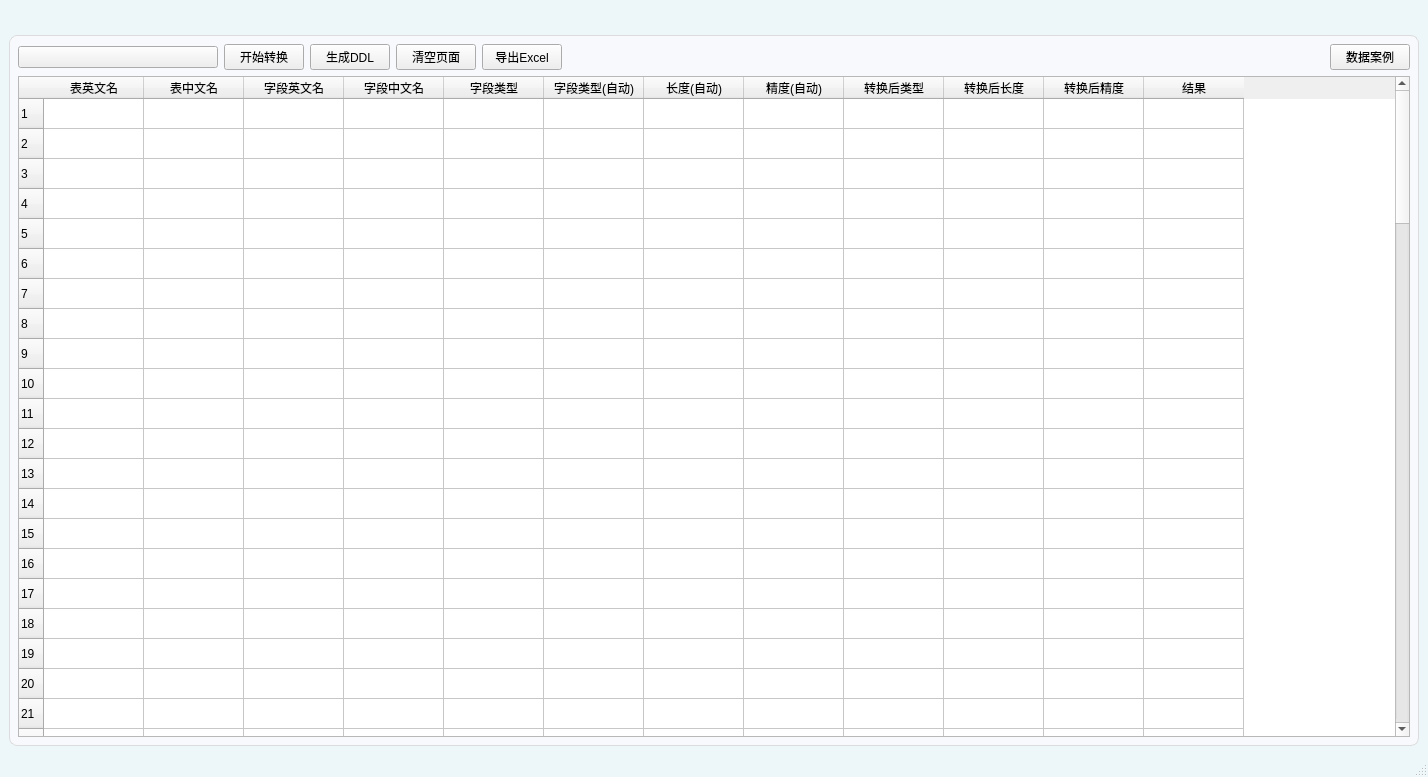
Qt form 表结构转换/TableTransUI.ui (lj786824023/ljz-tools) before a commit.
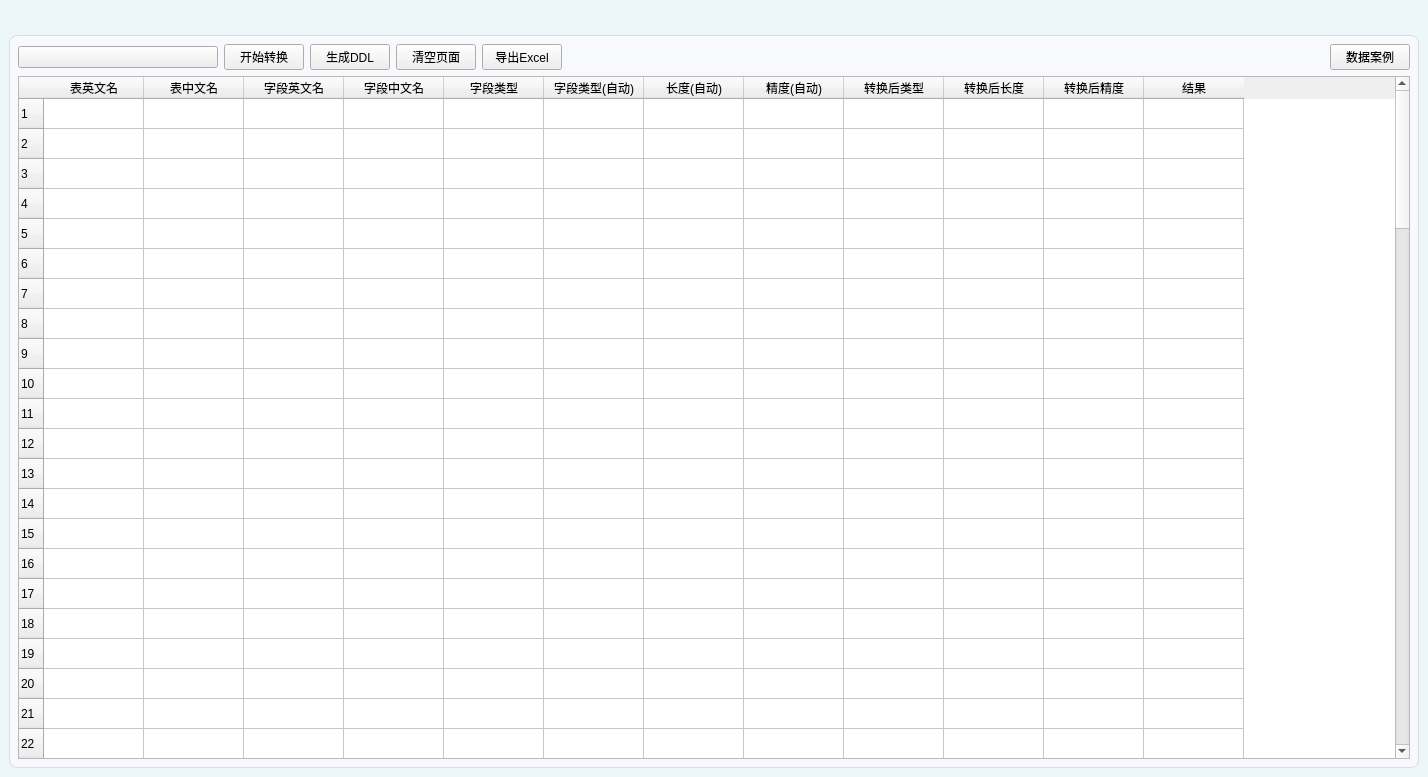
The same form after that commit. The open tabs and pages were chosen to show the change. Custom widgets are drawn as their Qt base class.

Diff of the .ui file:
```diff
--- a/表结构转换/TableTransUI.ui
+++ b/表结构转换/TableTransUI.ui
@@ -547,7 +547,6 @@
     </rect>
    </property>
   </widget>
-  <widget class="QStatusBar" name="statusbar"/>
  </widget>
  <customwidgets>
   <customwidget>
```
Left out of the diff: 10 changed lines with no effect on the pictures.
